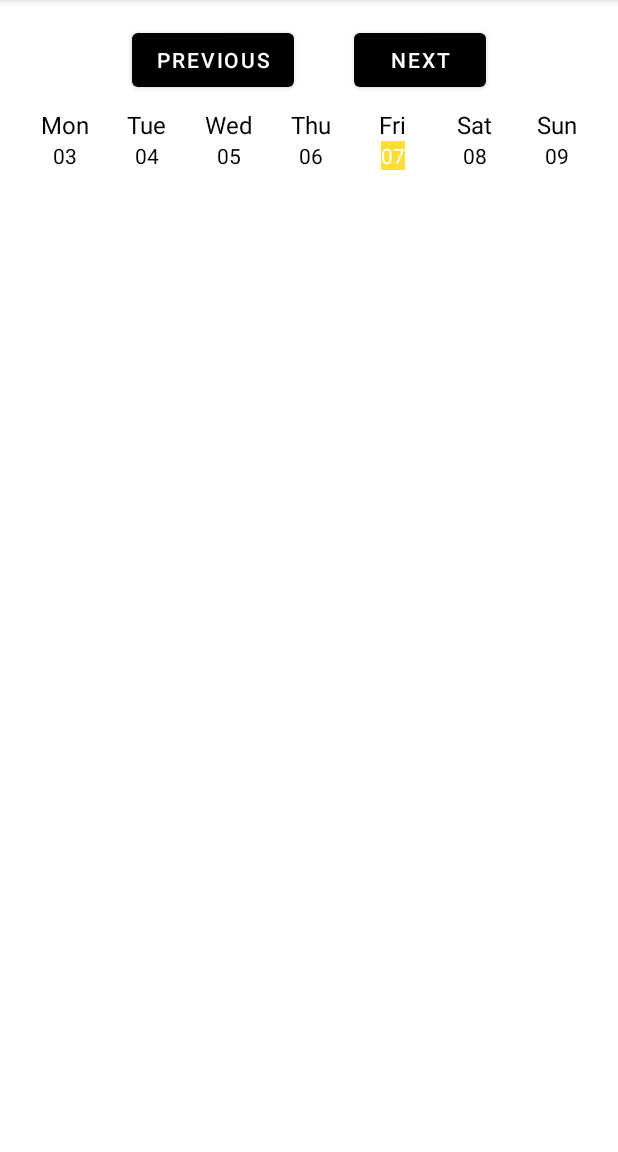
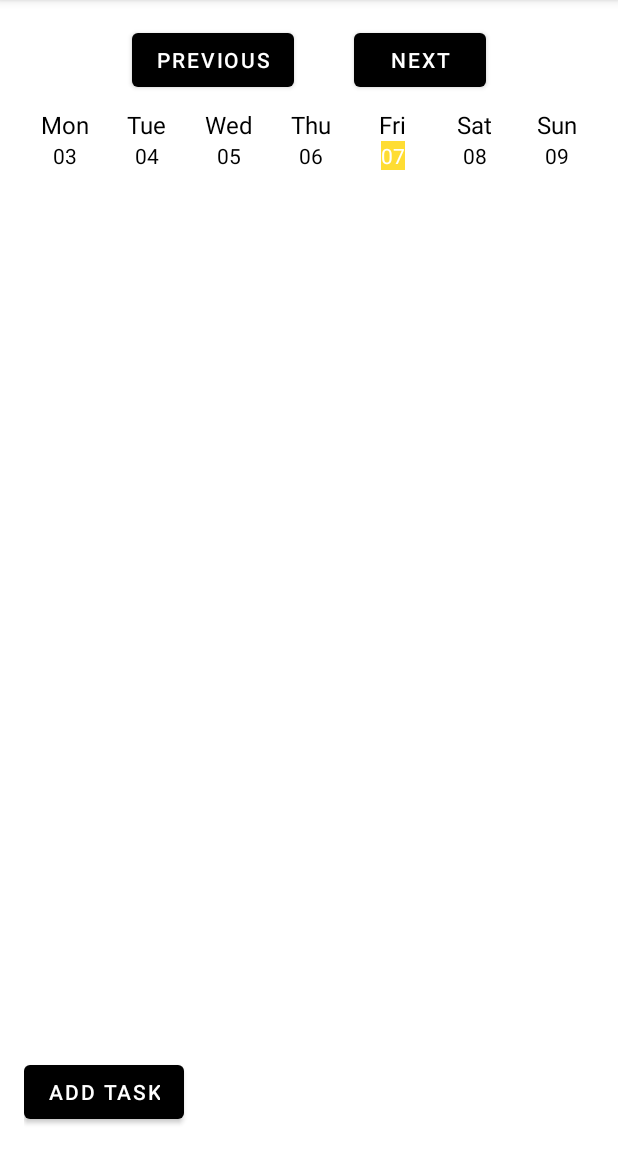
Before and after one commit to FrankNesling/structureup, an Android app: the screen it shows after launch (TodoActivity), on a phone screen of 412 x 824 dp, the part 84-1236 px from its top. Run offline under Robolectric (Android 15) with nearby library versions, the phone set to English and light mode, and no system bars; our stand-ins replace Room's generated code.

Commit message:
add one time todo tasks

```diff
--- a/app/src/main/java/com/webie/structureup/activities/DailyActivity.kt
+++ b/app/src/main/java/com/webie/structureup/activities/DailyActivity.kt
@@ -45,9 +45,7 @@ class DailyActivity : AppCompatActivity() {
         recyclerView = findViewById(R.id.dailyTaskList)
 
         recyclerView.layoutManager = LinearLayoutManager(this)
-       // dailyTaskAdapter = DailyTaskAdapter(dailyViewModel)
         dailyTaskAdapter = DailyTaskAdapter(dailyViewModel, { dailyTask: DailyTask->
-            // Define what happens on long click
             showDeleteConfirmationDialog(dailyTask)
         })
 
--- a/app/src/main/java/com/webie/structureup/adapters/TodoTaskAdapter.kt
+++ b/app/src/main/java/com/webie/structureup/adapters/TodoTaskAdapter.kt
@@ -10,6 +10,7 @@ import android.view.View.GONE
 import android.view.ViewGroup
 import android.widget.CheckBox
 import android.widget.TextView
+import androidx.constraintlayout.widget.ConstraintLayout
 import androidx.recyclerview.widget.RecyclerView
 
 // References
@@ -18,7 +19,7 @@ import com.webie.structureup.model.TodoTask
 import com.webie.structureup.viewmodel.TodoViewModel
 
 
-class TodoTaskAdapter(private val viewModel: TodoViewModel) : RecyclerView.Adapter<TodoTaskAdapter.TodoTaskHolder>() {
+class TodoTaskAdapter(private val viewModel: TodoViewModel, private val onLongClickForDeletion: (TodoTask) -> Unit) : RecyclerView.Adapter<TodoTaskAdapter.TodoTaskHolder>() {
     private var todoTasks: List<TodoTask> = listOf()
 
 
@@ -49,6 +50,7 @@ class TodoTaskAdapter(private val viewModel: TodoViewModel) : RecyclerView.Adapt
         private val titleTodoTaskView: TextView = itemView.findViewById(R.id.todotask_title)
         private val descriptionTodoTaskView: TextView = itemView.findViewById(R.id.todotask_description)
         private val checkBoxTodoTask: CheckBox = itemView.findViewById(R.id.todotask_checkbox)
+        private val todoTaskContainer: ConstraintLayout = itemView.findViewById(R.id.todotask_container)
 
         fun bind(task: TodoTask) {
             // TITLE
@@ -67,6 +69,11 @@ class TodoTaskAdapter(private val viewModel: TodoViewModel) : RecyclerView.Adapt
                 true
             }
 
+            todoTaskContainer.setOnLongClickListener {
+                onLongClickForDeletion(task)
+                true
+            }
+
             // style changes depending on the state
             if (task.isCompleted) {
                 titleTodoTaskView.alpha = 0.5f // dimmed
--- a/app/src/main/res/layout/activity_todo.xml
+++ b/app/src/main/res/layout/activity_todo.xml
@@ -47,4 +47,10 @@
         android:layout_weight="1"
         android:layout_marginTop="16dp"/>
 
+    <Button
+        android:id="@+id/addTodoTaskButton"
+        android:layout_width="wrap_content"
+        android:layout_height="wrap_content"
+        android:text="Add Task" />
+
 </LinearLayout>
```
Also changed, not shown: app/src/main/java/com/webie/structureup/activities/TodoActivity.kt (+45 -11 lines).
